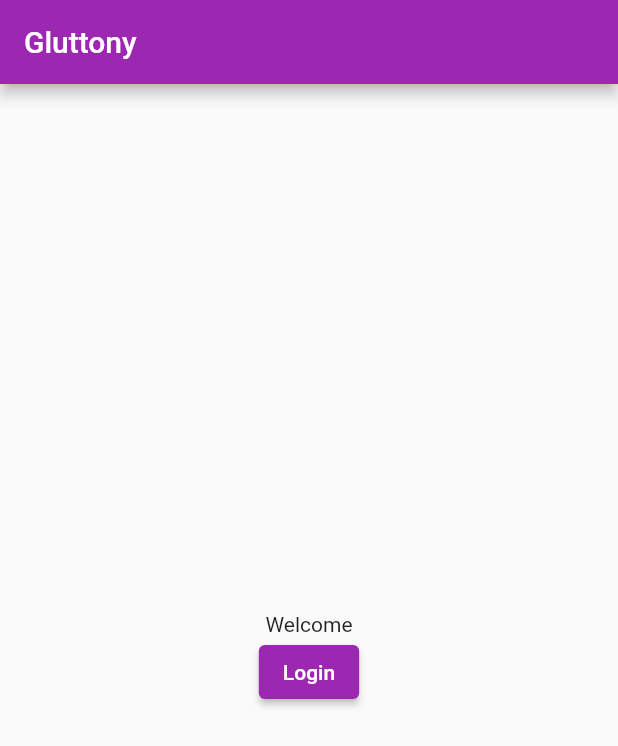
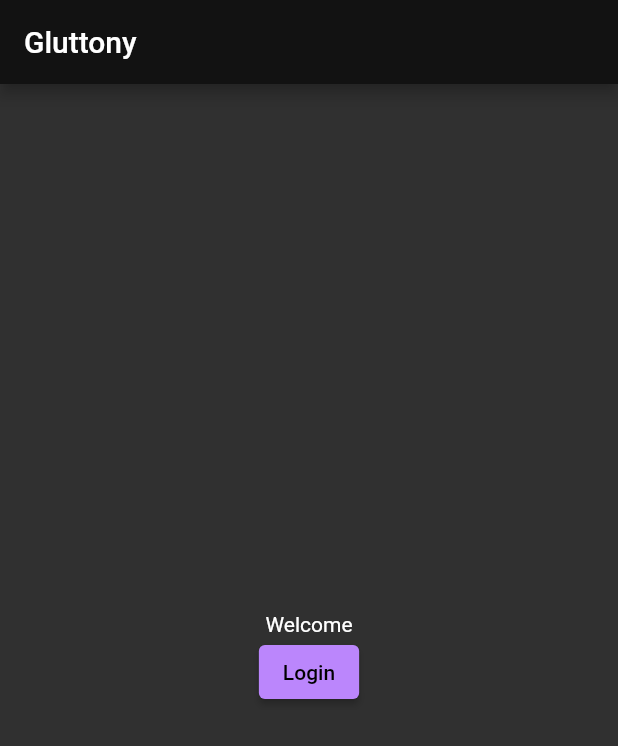
Before and after one commit to Gluttony-TV/App, a Flutter app: the screen it shows after launch, on a phone screen of 412 x 824 dp. Shown: the top 746 px of the screen. Run offline on Flutter 3.47's test engine with Material 2 defaults, Android fonts, the phone set to English and light mode, and no system bars; our stand-ins replace flutter_hooks, flutter_secure_storage, graphql, graphql_flutter, webview_flutter; missing offline and left inert: gql, webview_cookie_manager.

Commit message:
working graphql connection & screens

```diff
--- a/lib/main.dart
+++ b/lib/main.dart
@@ -1,10 +1,14 @@
 import 'package:flutter/material.dart';
 import 'package:flutter_hooks/flutter_hooks.dart';
 import 'package:gluttony_app/hooks/useSession.dart';
-import 'package:gluttony_app/screens/ApiProvider.dart';
+import 'package:gluttony_app/screens/404.dart';
+import 'package:gluttony_app/screens/home.dart';
 import 'package:gluttony_app/screens/login.dart';
 import 'package:gluttony_app/screens/profile.dart';
-import 'package:gluttony_app/screens/welcome.dart';
+import 'package:gluttony_app/screens/rate.dart';
+import 'package:gluttony_app/screens/search.dart';
+import 'package:gluttony_app/themes/dark.dart';
+import 'package:gluttony_app/widgets/ApiProvider.dart';
 
 void main() async {
   runApp(const SessionProvider(child: ApiProvider(child: GluttonyApp())));
@@ -13,19 +17,32 @@ void main() async {
 class GluttonyApp extends HookWidget {
   const GluttonyApp({super.key});
 
+  static Map<String, Widget Function(BuildContext)> routes = {
+    '/': (context) => const WelcomeScreen(),
+    '/login': (context) => LoginScreen(),
+    '/profile': (context) => const ProfileScreen(),
+    '/rate': (context) => const RateScreen(),
+    '/search': (context) => const SearchScreen(),
+  };
+
+  Route generateRoute(RouteSettings settings) {
+    final route = routes[settings.name] ?? (_) => const NotFound();
+    return PageRouteBuilder(
+        settings: settings,
+        pageBuilder: (context, _, __) => route(context),
+        transitionsBuilder: (context, opacity, _, child) {
+          return child;
+        });
+  }
+
   // This widget is the root of your application.
   @override
   Widget build(BuildContext context) {
     return MaterialApp(
-      title: 'Flutter Demo',
-      theme: ThemeData(
-        primarySwatch: Colors.purple,
-      ),
-      routes: {
-        '/': (context) => const WelcomeScreen(),
-        '/login': (context) => LoginScreen(),
-        '/profile': (context) => const ProfileScreen()
-      },
+      title: 'Gluttony',
+      theme: darkTheme,
+      onGenerateRoute: generateRoute,
+      //routes: routes,
       initialRoute: '/',
     );
   }
--- a/lib/screens/welcome.dart
+++ b/lib/screens/home.dart
@@ -1,10 +1,7 @@
-import 'package:flutter/cupertino.dart';
 import 'package:flutter/material.dart';
-import 'package:flutter/src/widgets/framework.dart';
-import 'package:flutter/widgets.dart';
 import 'package:flutter_hooks/flutter_hooks.dart';
 import 'package:gluttony_app/hooks/useSession.dart';
-import 'package:gluttony_app/shared/Layout.dart';
+import 'package:gluttony_app/widgets/Layout.dart';
 
 class WelcomeScreen extends HookWidget {
   const WelcomeScreen({super.key});
@@ -14,17 +11,16 @@ class WelcomeScreen extends HookWidget {
     final session = useSession();
 
     return Layout(
-        body: Center(
-            child: Column(
-                mainAxisAlignment: MainAxisAlignment.center,
-                crossAxisAlignment: CrossAxisAlignment.center,
-                children: [
+        body: Column(
+            mainAxisAlignment: MainAxisAlignment.center,
+            crossAxisAlignment: CrossAxisAlignment.center,
+            children: [
           const Text('Welcome'),
           ElevatedButton(
             onPressed: () => Navigator.pushNamed(
                 context, session.loggedIn ? '/profile' : '/login'),
             child: Text(session.loggedIn ? 'View your profile' : 'Login'),
           )
-        ])));
+        ]));
   }
 }
--- a/lib/screens/login.dart
+++ b/lib/screens/login.dart
@@ -5,7 +5,7 @@ import 'package:flutter/widgets.dart';
 import 'package:flutter_hooks/flutter_hooks.dart';
 import 'package:gluttony_app/config.dart';
 import 'package:gluttony_app/hooks/useSession.dart';
-import 'package:gluttony_app/shared/Layout.dart';
+import 'package:gluttony_app/widgets/Layout.dart';
 import 'package:webview_cookie_manager/webview_cookie_manager.dart';
 import 'package:webview_flutter/webview_flutter.dart';
 
--- /dev/null
+++ b/lib/themes/dark.dart
@@ -0,0 +1,7 @@
+import 'package:flutter/material.dart';
+
+//final darkTheme = lightTheme.copyWith(backgroundColor: const Color(0x3e4247FF));
+final darkTheme = ThemeData(
+  primarySwatch: Colors.purple,
+  colorScheme: const ColorScheme.dark(background: Color(0x3e4247FF)),
+);
--- /dev/null
+++ b/lib/themes/light.dart
@@ -0,0 +1,5 @@
+import 'package:flutter/material.dart';
+
+final lightTheme = ThemeData(
+  primarySwatch: Colors.deepPurple,
+);
--- a/lib/shared/Layout.dart
+++ b/lib/widgets/Layout.dart
@@ -1,23 +1,23 @@
 import 'package:flutter/material.dart';
-import 'package:flutter/src/foundation/key.dart';
-import 'package:flutter/src/widgets/framework.dart';
 import 'package:flutter_hooks/flutter_hooks.dart';
 import 'package:gluttony_app/hooks/useSession.dart';
-import 'package:gluttony_app/shared/NavBar.dart';
+import 'package:gluttony_app/widgets/NavBar.dart';
 
 class Layout extends HookWidget {
-  final Widget? body;
+  final Widget body;
+  final String? title;
 
-  const Layout({Key? key, this.body}) : super(key: key);
+  const Layout({Key? key, required this.body, this.title}) : super(key: key);
 
   @override
   Widget build(BuildContext context) {
     final session = useSession();
 
     return Scaffold(
-      appBar: AppBar(title: const Text('Gluttony')),
+      appBar: AppBar(title: Text(title ?? 'Gluttony')),
       bottomNavigationBar: session.loggedIn ? const NavBar() : null,
-      body: body,
+      body: Center(
+          child: Padding(padding: const EdgeInsets.all(8.0), child: body)),
     );
   }
 }
--- a/lib/shared/UserIcon.dart
+++ b/lib/widgets/UserIcon.dart
@@ -2,7 +2,6 @@ import 'dart:convert';
 
 import 'package:crypto/crypto.dart';
 import 'package:flutter/cupertino.dart';
-import 'package:flutter/src/widgets/framework.dart';
 import 'package:gluttony_app/graphql/queries/query.graphql.dart';
 
 class UserIcon extends StatelessWidget {
@@ -17,6 +16,9 @@ class UserIcon extends StatelessWidget {
 
   @override
   Widget build(BuildContext context) {
-    return Image.network(user.image ?? gravatarUrl);
+    return ClipRRect(
+      borderRadius: BorderRadius.circular(5.0),
+      child: Image.network(user.image ?? gravatarUrl),
+    );
   }
 }
--- a/pubspec.yaml
+++ b/pubspec.yaml
@@ -40,6 +40,7 @@ dependencies:
   flutter_secure_storage: ^5.0.2
   provider: ^6.0.2
   json_annotation: ^4.5.0
+  crypto: ^3.0.2
 
 dev_dependencies:
   flutter_test:
```
Also changed, not shown: lib/screens/404.dart (added, +11 -0 lines), lib/screens/profile.dart (+21 -18 lines), lib/screens/rate.dart (added, +13 -0 lines), lib/screens/search.dart (added, +17 -0 lines), lib/widgets/LogoutButton.dart (added, +36 -0 lines), lib/widgets/NavBar.dart (renamed from lib/shared/NavBar.dart, +11 -4 lines), lib/widgets/ProfileButtons.dart (added, +21 -0 lines), lib/widgets/ApiProvider.dart (renamed from lib/screens/ApiProvider.dart), pubspec.lock, 1 other file.
